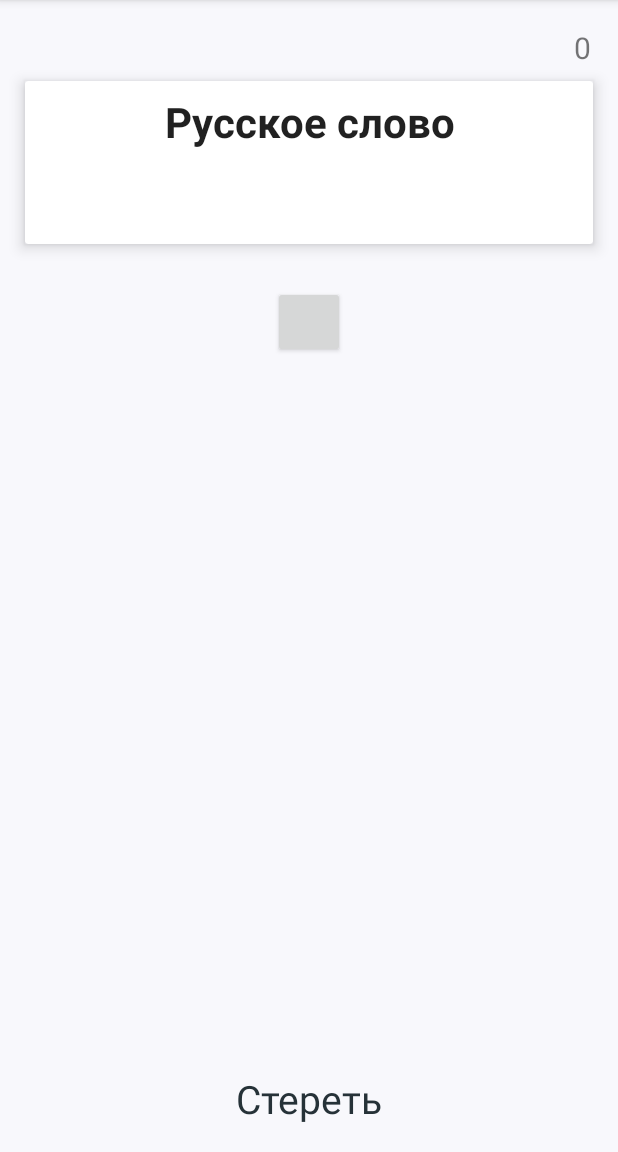
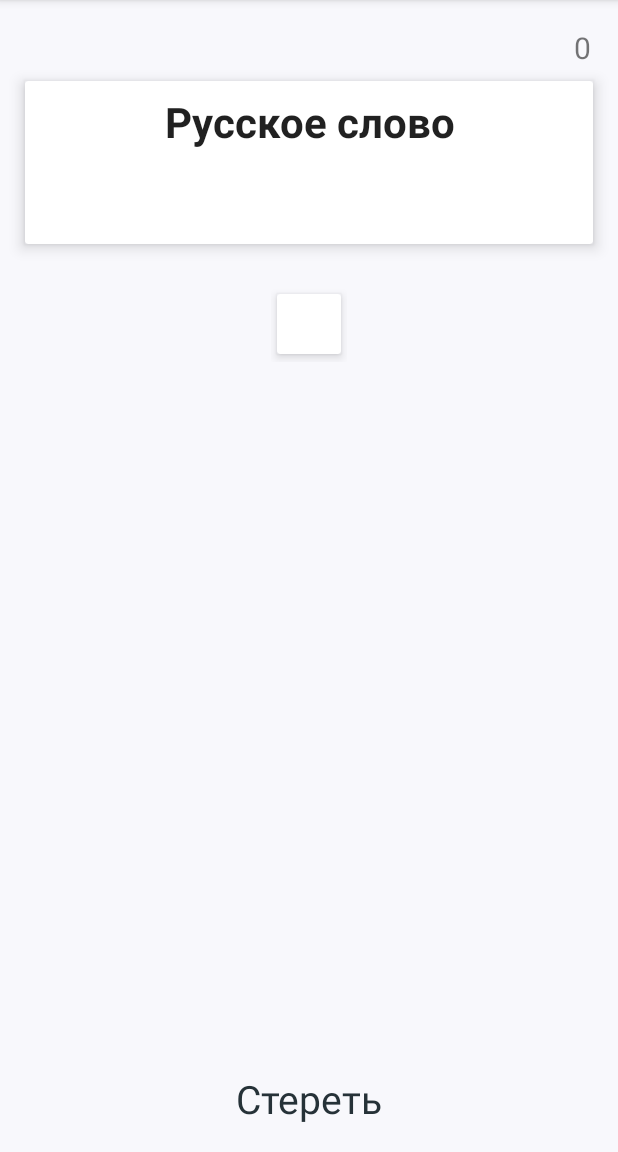
Before and after one commit to ShBogdan/Learner, an Android app: the fragment FrgLearnToDay shown on its own in the app's theme, on a phone screen of 412 x 824 dp, the part 84-1236 px from its top. Run offline under Robolectric (Android 15) with nearby library versions, the phone set to English and light mode, and no system bars; 16 statements that could not run were skipped.

Commit message:
ReDesign

```diff
--- a/main/src/main/java/com/bogdan/learner/fragments/FrgLearnToDay.java
+++ b/main/src/main/java/com/bogdan/learner/fragments/FrgLearnToDay.java
@@ -3,6 +3,7 @@ package com.bogdan.learner.fragments;
 import android.app.Dialog;
 import android.app.Fragment;
 import android.app.FragmentTransaction;
+import android.content.res.Configuration;
 import android.graphics.Color;
 import android.graphics.drawable.ColorDrawable;
 import android.os.Bundle;
@@ -12,16 +13,16 @@ import android.support.v7.widget.CardView;
 import android.util.DisplayMetrics;
 import android.util.Log;
 import android.view.Display;
+import android.view.Gravity;
 import android.view.LayoutInflater;
 import android.view.View;
 import android.view.ViewGroup;
 import android.view.Window;
 import android.view.WindowManager;
-import android.widget.Button;
 import android.widget.LinearLayout;
 import android.widget.TextView;
 import android.widget.Toast;
-
+import android.widget.LinearLayout.LayoutParams;
 import com.bogdan.learner.DBHelper;
 import com.bogdan.learner.MainActivity;
 import com.bogdan.learner.R;
@@ -122,9 +123,42 @@ public class FrgLearnToDay extends Fragment {
      * Рисует кнопки для ответа
      */
     protected void drawTheLetters() {
-//        Handler handler1 = new Handler();
+        //        Handler handler1 = new Handler();
+        int buttonSize = dpToPx(48);
+        int buttonMargin = 2;
+
+        int screenSize = getResources().getConfiguration().screenLayout &
+                Configuration.SCREENLAYOUT_SIZE_MASK;
+
+        switch(screenSize) {
+            case Configuration.SCREENLAYOUT_SIZE_XLARGE:
+                Log.d("MyLog", "SCREENLAYOUT_SIZE_XLARGE");
+                buttonSize = dpToPx(75);
+                buttonMargin = 7;
+                break;
+
+            case Configuration.SCREENLAYOUT_SIZE_LARGE:
+                Log.d("MyLog", "SCREENLAYOUT_SIZE_LARGE");
+                buttonSize = dpToPx(55);
+                buttonMargin = 5;
+                break;
+
+            case Configuration.SCREENLAYOUT_SIZE_NORMAL:
+                Log.d("MyLog", "SCREENLAYOUT_SIZE_NORMAL");
+                buttonSize = dpToPx(48);
+                break;
+
+            case Configuration.SCREENLAYOUT_SIZE_SMALL:
+                Log.d("MyLog", "SCREENLAYOUT_SIZE_SMALL");
+                buttonSize = dpToPx(48);
+                break;
+            default:
+                Log.d("MyLog", "UNDEFINE");
+
+        }
+
+
         countAttempt = 3;
-        int buttonSize = dpToPx(48);
         handler = new Handler();
         /*Создаем Макет*/
         LinearLayout linearLayoutMain = (LinearLayout) getActivity().findViewById(R.id.randomLettersLayout);
@@ -134,9 +168,11 @@ public class FrgLearnToDay extends Fragment {
         LinearLayout linearLayoutInnerButtonLine_4 = (LinearLayout) getActivity().findViewById(R.id.linearLayoutInnerButtonLine_4);
 
         /*Создаем кнопки*/
-        ViewGroup.LayoutParams btnViewParams = new ViewGroup.LayoutParams(ViewGroup.LayoutParams.WRAP_CONTENT, ViewGroup.LayoutParams.WRAP_CONTENT);
-        btnViewParams.width = buttonSize;
-        btnViewParams.height = buttonSize;
+        LayoutParams params = new LayoutParams(LayoutParams.WRAP_CONTENT, LayoutParams.WRAP_CONTENT);
+        params.width = buttonSize;
+        params.height = buttonSize;
+        params.setMargins(2,2,2,2);
+
 
         /*заполяем русское слово*/
         final TextView tvRuss = (TextView) getActivity().findViewById(R.id.russianWord);
@@ -148,8 +184,8 @@ public class FrgLearnToDay extends Fragment {
 
         final TextView tvCorrectAnswer = (TextView) getActivity().findViewById(R.id.tv_correct_answer);
         tvCorrectAnswer.setText(englishWord);
-//        tvCorrectAnswer.setEnabled(false);
-//        tvCorrectAnswer.setTag("tvCheat");
+        //        tvCorrectAnswer.setEnabled(false);
+        //        tvCorrectAnswer.setTag("tvCheat");
 
         final TextView tvSumWords = (TextView) getActivity().findViewById(R.id.tvSumWords);
         tvSumWords.setText(wordsForFrgLetters.size() + "/" + toDayListWords.size());
@@ -160,10 +196,18 @@ public class FrgLearnToDay extends Fragment {
         final ArrayList<String[]> deletedBtn = new ArrayList<>();
         for (String x : lettersEngWord) {
             countLetter++;
-            final Button btnLater = new Button(getActivity());
+
+            final CardView btnLater = new CardView(getActivity());
+            TextView tv = new TextView(getActivity());
+            tv.setText(x);
+            //            tv.setTextSize(TypedValue.COMPLEX_UNIT_DIP, buttonSize - 30);
+            tv.setGravity(Gravity.CENTER);
             btnLater.setId(countLetter);
-            btnLater.setText(x);
+            btnLater.addView(tv);
             btnLater.setTag(x);
+            btnLater.setCardElevation(6);
+            btnLater.setUseCompatPadding(true);
+
             View.OnClickListener onClickListener = new View.OnClickListener() {
                 @Override
                 public void onClick(final View v) {
@@ -172,6 +216,7 @@ public class FrgLearnToDay extends Fragment {
                     if (lettersEngWord.contains(letter)) {
                         lettersEngWord.remove(letter);
                         btnLater.setEnabled(false);
+                        btnLater.setCardElevation(3);
                         deletedBtn.add(new String[]{letter, String.valueOf((int) btnLater.getId())});
                         answer.append(letter);
                         tvInput.setText(answer);
@@ -260,16 +305,16 @@ public class FrgLearnToDay extends Fragment {
             buttonOnDisplayWidth = metricsB.widthPixels / buttonSize;
 
             if (countLetter < buttonOnDisplayWidth) {
-                linearLayoutInnerButtonLine_1.addView(btnLater, btnViewParams);
+                linearLayoutInnerButtonLine_1.addView(btnLater, params);
             }
             if (countLetter >= buttonOnDisplayWidth && countLetter < buttonOnDisplayWidth * 2) {
-                linearLayoutInnerButtonLine_2.addView(btnLater, btnViewParams);
+                linearLayoutInnerButtonLine_2.addView(btnLater, params);
             }
             if (countLetter >= buttonOnDisplayWidth * 2 && countLetter < buttonOnDisplayWidth * 3) {
-                linearLayoutInnerButtonLine_3.addView(btnLater, btnViewParams);
+                linearLayoutInnerButtonLine_3.addView(btnLater, params);
             }
             if (countLetter >= buttonOnDisplayWidth * 3) {
-                linearLayoutInnerButtonLine_4.addView(btnLater, btnViewParams);
+                linearLayoutInnerButtonLine_4.addView(btnLater, params);
             }
         }
         /*если буквы не влазят то слово пропускаем*/
--- a/main/src/main/java/com/bogdan/learner/fragments/FrgListAllWord.java
+++ b/main/src/main/java/com/bogdan/learner/fragments/FrgListAllWord.java
@@ -35,8 +35,6 @@ public class FrgListAllWord extends Fragment implements View.OnClickListener {
     SharedPreferences sp;
     Button btn_remove, btn_relearn;
 
-
-    private RecyclerView.Adapter mAdapter;
 
     @Override
     public View onCreateView(LayoutInflater inflater, ViewGroup container, Bundle savedInstanceState) {
--- a/main/src/main/res/layout/activity_main.xml
+++ b/main/src/main/res/layout/activity_main.xml
@@ -29,7 +29,7 @@
                 android:shadowDx="-2"
                 android:shadowDy="2"
                 android:shadowRadius="1"
-                />
+            />
         <Button
                 android:id="@+id/btn_add"
                 android:text="Найти слово"
```
